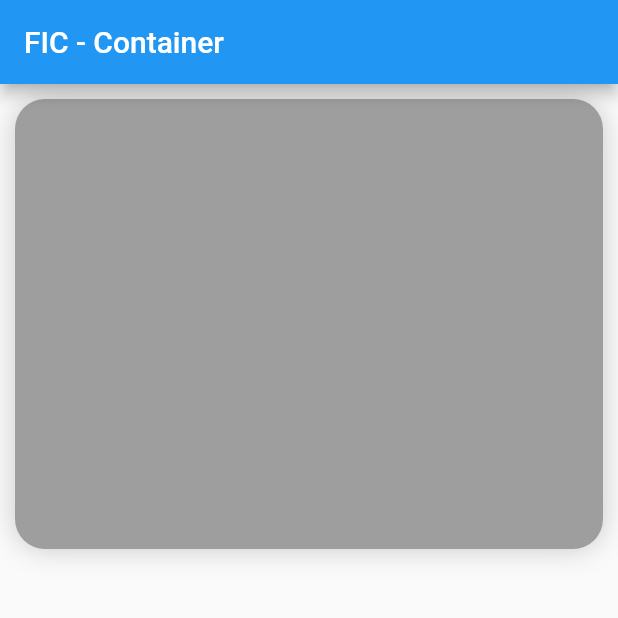
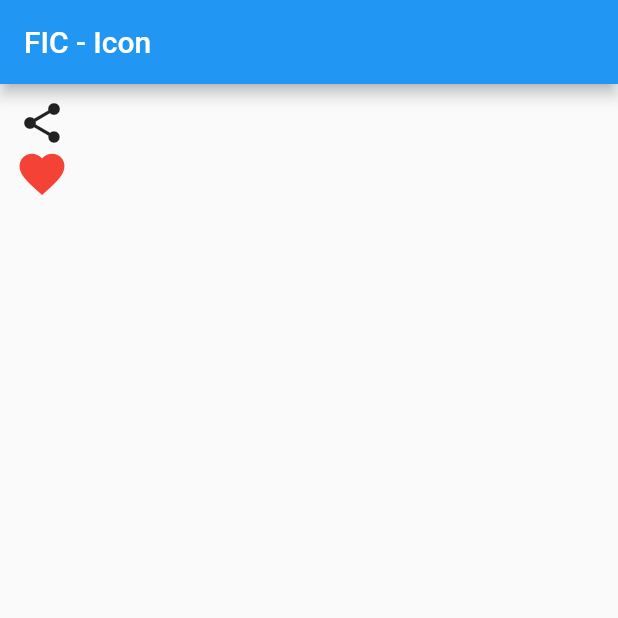
Before and after one commit to fesaworld/fic4_flutter_widgets_challenges, a Flutter app: the screen it shows after launch, on a phone screen of 412 x 824 dp, the top half of it. Run offline on Flutter 3.47's test engine with Material 2 defaults, Android fonts, the phone set to English and light mode, and no system bars.

Commit message:
basic widget - basic_widget - icon_widget

```diff
--- a/lib/main.dart
+++ b/lib/main.dart
@@ -14,6 +14,7 @@ import 'package:fic4_flutter_widgets_challenges/tugas/basic_layout/wrap_widget.d
 import 'package:fic4_flutter_widgets_challenges/tugas/basic_widget/button_widget.dart';
 import 'package:fic4_flutter_widgets_challenges/tugas/basic_widget/circle_avatar_widget.dart';
 import 'package:fic4_flutter_widgets_challenges/tugas/basic_widget/container_widget.dart';
+import 'package:fic4_flutter_widgets_challenges/tugas/basic_widget/icon_widget.dart';
 import 'package:flutter/material.dart';
 
 void main() {
@@ -46,7 +47,8 @@ class MyApp extends StatelessWidget {
       // home: WrapWidget(),
       // home: const ButtonWidget(),
       // home: CircleAvatarWidget(),
-      home: const ContainerWidget(),
+      // home: const ContainerWidget(),
+      home: const IconWidget(),
     );
   }
 }
--- /dev/null
+++ b/lib/tugas/basic_widget/icon_widget.dart
@@ -0,0 +1,30 @@
+import 'package:flutter/material.dart';
+
+class IconWidget extends StatelessWidget {
+  const IconWidget({Key? key}) : super(key: key);
+
+  @override
+  Widget build(BuildContext context) {
+    return Scaffold(
+      appBar: AppBar(
+        title: const Text("FIC - Icon"),
+      ),
+      body: Container(
+        padding: const EdgeInsets.all(10.0),
+        child: Column(
+          children: const [
+            Icon(
+              Icons.share,
+              size: 32.0,
+            ),
+            Icon(
+              Icons.favorite,
+              size: 36.0,
+              color: Colors.red,
+            ),
+          ],
+        ),
+      ),
+    );
+  }
+}
```
